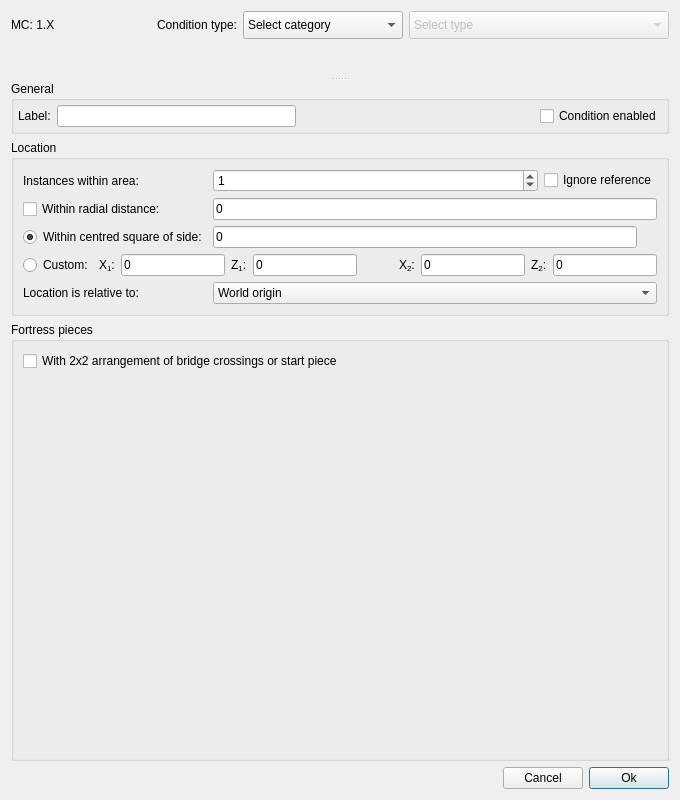
The window that src/conditiondialog.ui (Cubitect/cubiomes-viewer) describes before a commit, drawn with Qt 5.
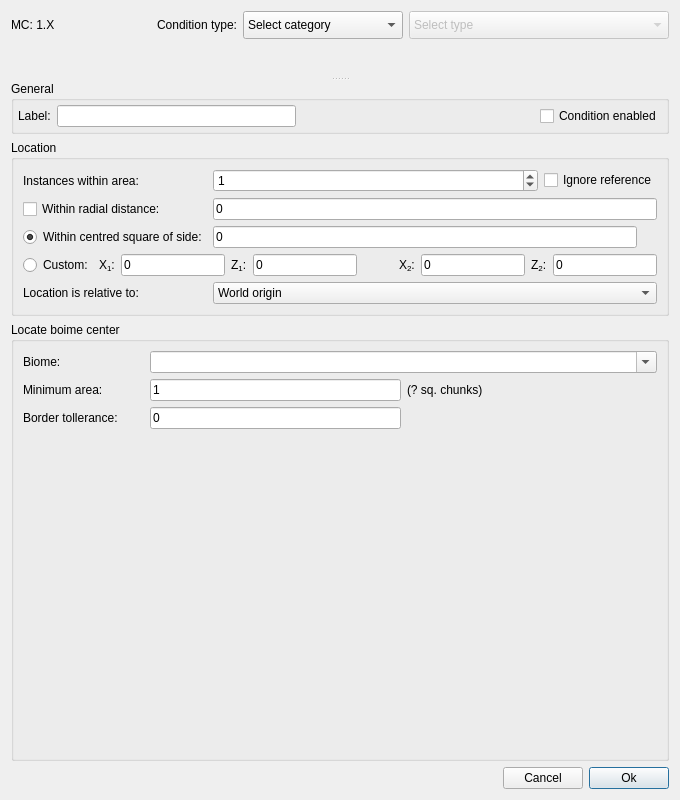
The same window after the commit. Icons and pictures are not drawn. Custom widgets are drawn as their Qt base class.

Commit message: Changes for v2.5 * added biome center finder * added biome locator to analysis * added shortcut and paste support for goto dialog * added quad-structure to analysis * removed obsolete quad-structure dialog

```diff
--- a/src/conditiondialog.ui
+++ b/src/conditiondialog.ui
@@ -489,7 +489,7 @@
           <number>0</number>
          </property>
          <property name="currentIndex">
-          <number>6</number>
+          <number>2</number>
          </property>
          <widget class="QWidget" name="pageNone">
           <property name="enabled">
@@ -721,6 +721,105 @@
            </item>
           </layout>
          </widget>
+         <widget class="QWidget" name="pageBiomeCenter">
+          <layout class="QGridLayout" name="gridLayout_18">
+           <property name="leftMargin">
+            <number>0</number>
+           </property>
+           <property name="topMargin">
+            <number>0</number>
+           </property>
+           <property name="rightMargin">
+            <number>0</number>
+           </property>
+           <property name="bottomMargin">
+            <number>0</number>
+           </property>
+           <property name="spacing">
+            <number>0</number>
+           </property>
+           <item row="0" column="0">
+            <widget class="QGroupBox" name="groupBox_5">
+             <property name="title">
+              <string>Locate boime center</string>
+             </property>
+             <layout class="QGridLayout" name="gridLayout_19">
+              <item row="3" column="1">
+               <spacer name="verticalSpacer_4">
+                <property name="orientation">
+                 <enum>Qt::Vertical</enum>
+                </property>
+                <property name="sizeHint" stdset="0">
+                 <size>
+                  <width>20</width>
+                  <height>270</height>
+                 </size>
+                </property>
+               </spacer>
+              </item>
+              <item row="0" column="2" colspan="2">
+               <widget class="QComboBox" name="comboMatchBiome">
+                <property name="editable">
+                 <bool>true</bool>
+                </property>
+                <property name="maxVisibleItems">
+                 <number>20</number>
+                </property>
+               </widget>
+              </item>
+              <item row="1" column="3">
+               <widget class="QLabel" name="labelBiomeSize">
+                <property name="sizePolicy">
+                 <sizepolicy hsizetype="MinimumExpanding" vsizetype="Preferred">
+                  <horstretch>0</horstretch>
+                  <verstretch>0</verstretch>
+                 </sizepolicy>
+                </property>
+                <property name="text">
+                 <string>(? sq. chunks)</string>
+                </property>
+               </widget>
+              </item>
+              <item row="1" column="2">
+               <widget class="QLineEdit" name="lineBiomeSize">
+                <property name="text">
+                 <string>1</string>
+                </property>
+               </widget>
+              </item>
+              <item row="1" column="0" colspan="2">
+               <widget class="QLabel" name="label_5">
+                <property name="text">
+                 <string>Minimum area:</string>
+                </property>
+               </widget>
+              </item>
+              <item row="2" column="0">
+               <widget class="QLabel" name="label_4">
+                <property name="text">
+                 <string>Border tollerance:</string>
+                </property>
+               </widget>
+              </item>
+              <item row="0" column="0">
+               <widget class="QLabel" name="label_6">
+                <property name="text">
+                 <string>Biome:</string>
+                </property>
+               </widget>
+              </item>
+              <item row="2" column="2">
+               <widget class="QLineEdit" name="lineTollerance">
+                <property name="text">
+                 <string>0</string>
+                </property>
+               </widget>
+              </item>
+             </layout>
+            </widget>
+           </item>
+          </layout>
+         </widget>
          <widget class="QWidget" name="pageTemps">
           <layout class="QVBoxLayout" name="verticalLayout_4">
            <property name="spacing">
```
Left out of the diff: 20 changed lines with no effect on the pictures. The commit also changes 28 other files.
